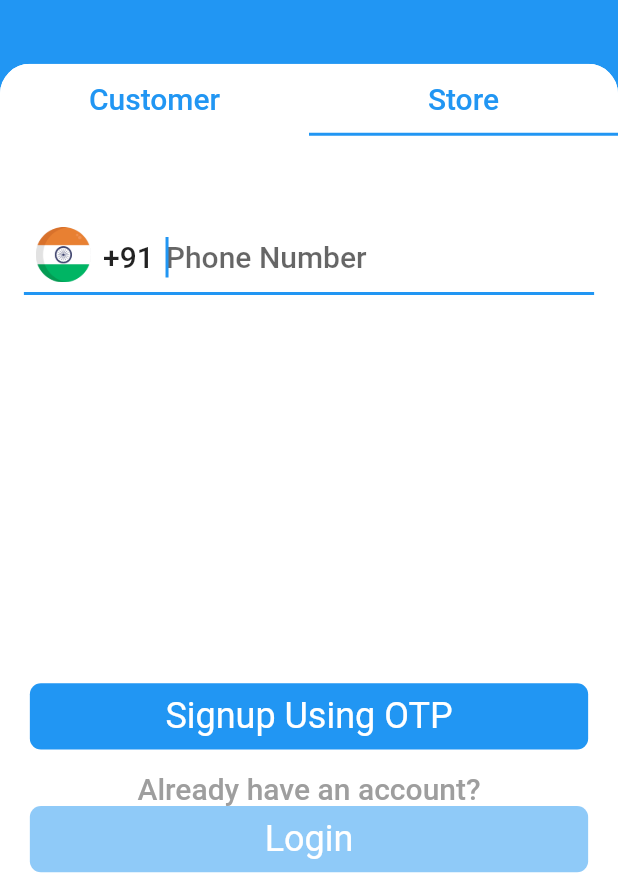
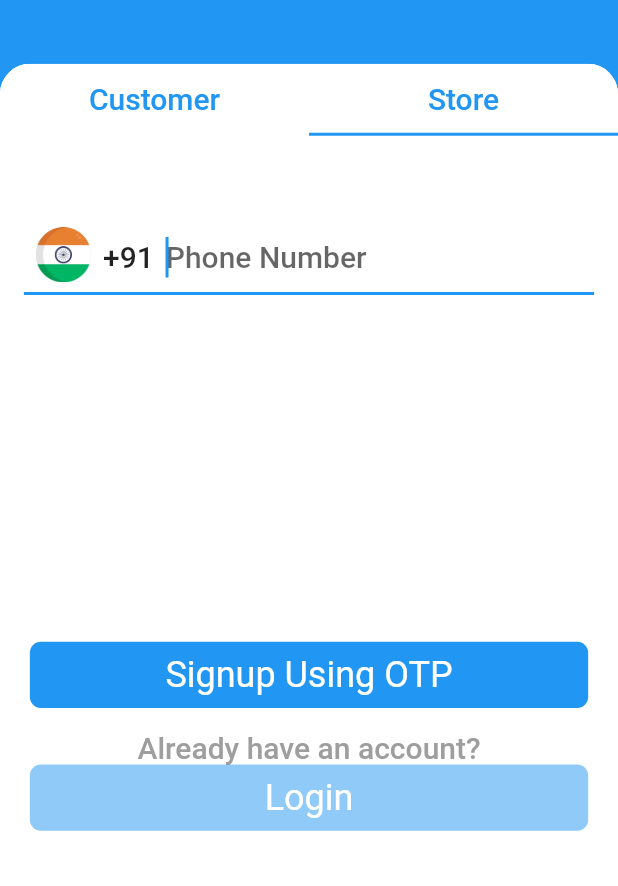
Before and after one commit to jimit24365/kirana_store, a Flutter app: the LoginScreen screen opened by its route, on a phone screen of 412 x 824 dp, the part 350-1236 px from its top. Run offline on Flutter 3.47's test engine with Material 2 defaults, Android fonts, the light colour scheme and no system bars; our stand-ins replace logger.

Commit message:
Added bottom navigation bar in dashboard and login screen refactoring

```diff
--- a/lib/presentation/journey/onboarding/login/login_screen.dart
+++ b/lib/presentation/journey/onboarding/login/login_screen.dart
@@ -3,7 +3,6 @@ import 'package:flutter/widgets.dart';
 import 'package:sabka_kirana/common/constants/common_string_constant.dart';
 import 'package:sabka_kirana/common/constants/icon_constants.dart';
 import 'package:sabka_kirana/common/constants/route_constants.dart';
-import 'package:sabka_kirana/common/libraries/logger/logger.dart';
 import 'package:sabka_kirana/common/libraries/screen_utils/screen_utils.dart';
 import 'package:sabka_kirana/presentation/journey/onboarding/login/login_screen_constants.dart';
 import 'package:sabka_kirana/presentation/widgets/button/primary_button.dart';
@@ -81,26 +80,30 @@ class LoginScreenState extends State<LoginScreen> {
                           Expanded(
                             child: Padding(
                               padding: EdgeInsets.symmetric(
-                                  horizontal: 16.w, vertical: 50.h),
+                                  horizontal: LoginScreenConstants
+                                      .phoneNumberWidgetHorizontalPadding.w,
+                                  vertical: LoginScreenConstants
+                                      .phoneNumberWidgetVerticalPadding.h),
                               child: PhoneNumberInputWidget(
                                 textEditingController: phoneController,
                               ),
                             ),
                           ),
                           PrimaryButton(
-                            text: 'Signup Using OTP',
+                            text: LoginScreenConstants.primaryButtonText,
                             onTap: () {
                               if (formKey.currentState.validate()) {
-                                LOG.i('Success');
                                 Navigator.of(context)
                                     .pushReplacementNamed(RouteList.otp);
                               }
                             },
                           ),
                           Padding(
-                            padding: EdgeInsets.only(top: 16.h),
+                            padding: EdgeInsets.only(
+                                top: LoginScreenConstants
+                                    .registrationPreTextPaddingTop.h),
                             child: Text(
-                              'Already have an account?',
+                              LoginScreenConstants.registrationPreText,
                               style: Theme.of(context)
                                   .textTheme
                                   .headline6
@@ -110,9 +113,11 @@ class LoginScreenState extends State<LoginScreen> {
                             ),
                           ),
                           Padding(
-                            padding: EdgeInsets.only(bottom: 10.h),
+                            padding: EdgeInsets.only(
+                                bottom: LoginScreenConstants
+                                    .loginButtonPaddingBottom.h),
                             child: PrimaryButton(
-                              text: 'Login',
+                              text: LoginScreenConstants.loginButtonText,
                             ),
                           ),
                         ],
--- a/lib/presentation/journey/onboarding/login/login_screen_constants.dart
+++ b/lib/presentation/journey/onboarding/login/login_screen_constants.dart
@@ -4,9 +4,17 @@ class LoginScreenConstants {
   static const loginFormContainerHeight = 600;
   static const headerContainerLogoHeight = 100;
   static const headerContainerLogoPaddingTop = 100;
+  static const phoneNumberWidgetHorizontalPadding = 16;
+  static const phoneNumberWidgetVerticalPadding = 50;
   static const titlePaddingTop = 10;
+  static const registrationPreTextPaddingTop = 16;
+  static const loginButtonPaddingBottom = 40;
   static const titleTag = 'title';
   static const logoTag = 'logo';
   static const customerTabTitle = 'Customer';
   static const storeTabTitle = 'Store';
+  static const primaryButtonText = 'Signup Using OTP';
+  static const registrationPreText = 'Already have an account?';
+  static const loginButtonText = 'Login';
+
 }
```
Also changed, not shown: lib/presentation/journey/onboarding/dashboard/dashboard_screen.dart (+32 -3 lines).
